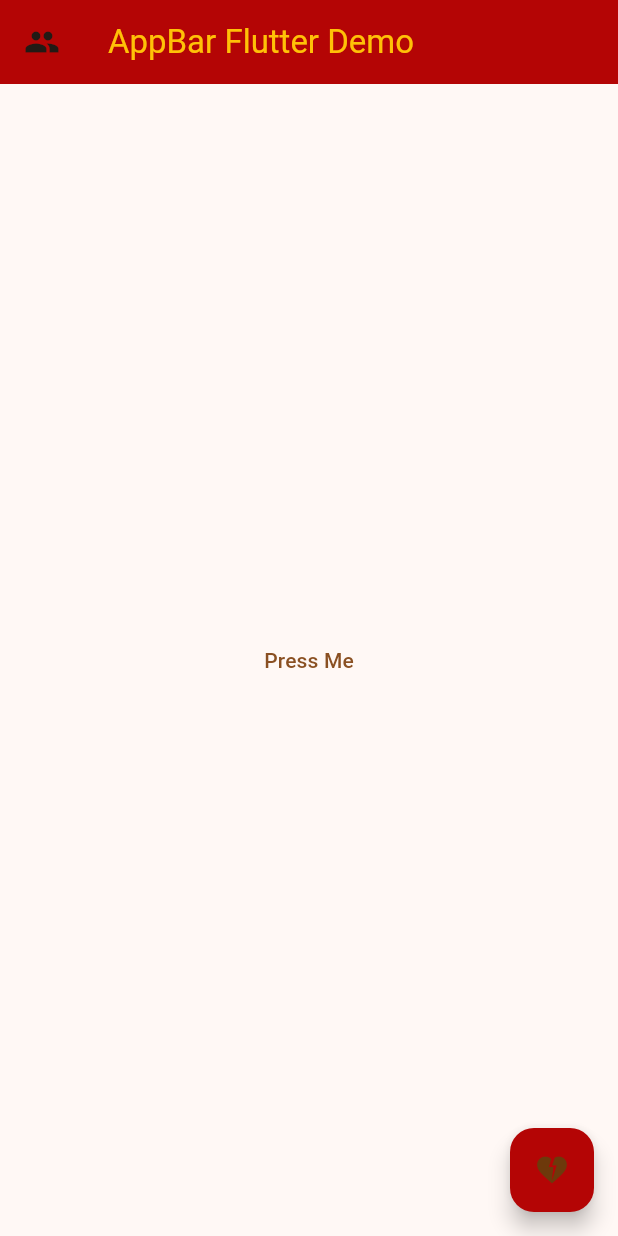
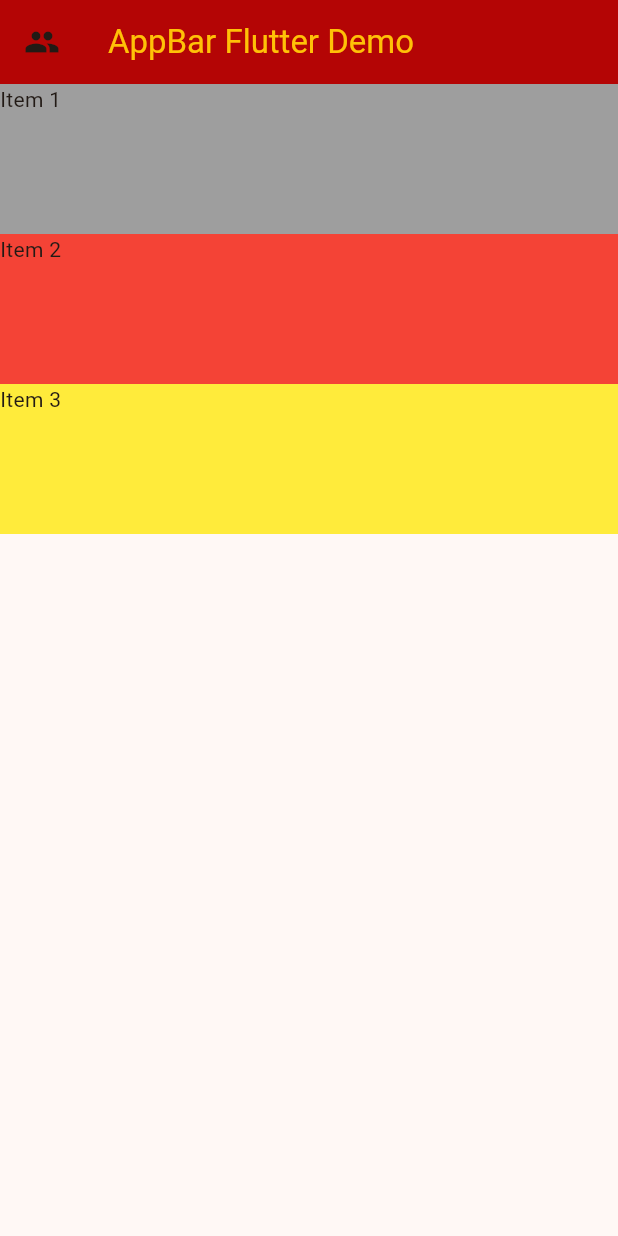
Before and after one commit to cinnee-pcy/newtestapp, a Flutter app: the screen it shows after launch, on a phone screen of 412 x 824 dp. Run offline on Flutter 3.47's test engine with Material 3 defaults, Android fonts, the phone set to English and light mode, and no system bars.

```diff
--- a/lib/homepage.dart
+++ b/lib/homepage.dart
@@ -1,5 +1,5 @@
 import 'package:flutter/material.dart';
-import 'package:google_fonts/google_fonts.dart';
+//import 'package:google_fonts/google_fonts.dart';
 
 class MyHomePage extends StatelessWidget {
   const MyHomePage({super.key});
@@ -8,8 +8,8 @@ class MyHomePage extends StatelessWidget {
   Widget build(BuildContext context) {
     return Scaffold(
         appBar: AppBar(
-          title: Text(
-            "CPSU project",style: GoogleFonts.bubblegumSans(),
+          title: const Text(
+            "CPSU project",
           ),
           backgroundColor: Colors.redAccent,
           centerTitle: true,
--- a/lib/main.dart
+++ b/lib/main.dart
@@ -1,6 +1,6 @@
 import 'package:flutter/material.dart';
 import 'package:newtestapp/homepage.dart';
-import 'package:google_fonts/google_fonts.dart';
+//import 'package:google_fonts/google_fonts.dart';
 
 void main() {
   runApp(const MyApp());
@@ -28,19 +28,27 @@ class MyApp extends StatelessWidget {
             leading: const Icon(Icons.people),
             backgroundColor: const Color.fromARGB(255, 180, 5, 5),
           ),
-          body: Center(
-              child: TextButton(
-                  onPressed: () {
-                    print('Can Press');
-                  },
-                  child: const Text("Press Me"))),
-          floatingActionButton: FloatingActionButton(
-            backgroundColor: const Color.fromARGB(255, 180, 5, 5),
-            splashColor: Colors.amber,
-            onPressed: () {
-              print("Cute");
-            },
-            child: const Icon(Icons.heart_broken),
+          body: ListView(
+            children: [
+              Container(
+                height: 100,
+                width: double.infinity,
+                color: Colors.grey,
+                child: const Text('Item 1'),
+              ),
+              Container(
+                height: 100,
+                width: double.infinity,
+                color: Colors.red,
+                child: const Text('Item 2'),
+              ),
+              Container(
+                height: 100,
+                width: double.infinity,
+                color: Colors.yellow,
+                child: const Text('Item 3'),
+              )
+            ],
           ),
         )
         // hhdufs
--- a/pubspec.yaml
+++ b/pubspec.yaml
@@ -30,7 +30,7 @@ environment:
 dependencies:
   flutter:
     sdk: flutter
-  google_fonts: ^6.2.1
+
 
 
 
```
Also changed, not shown: pubspec.lock, 1 other file.
